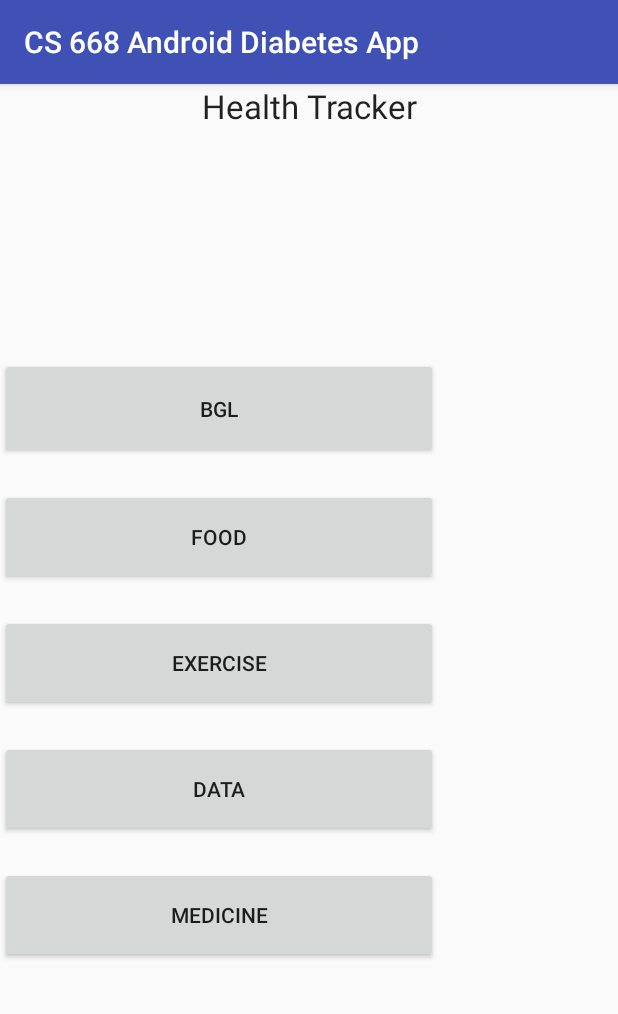
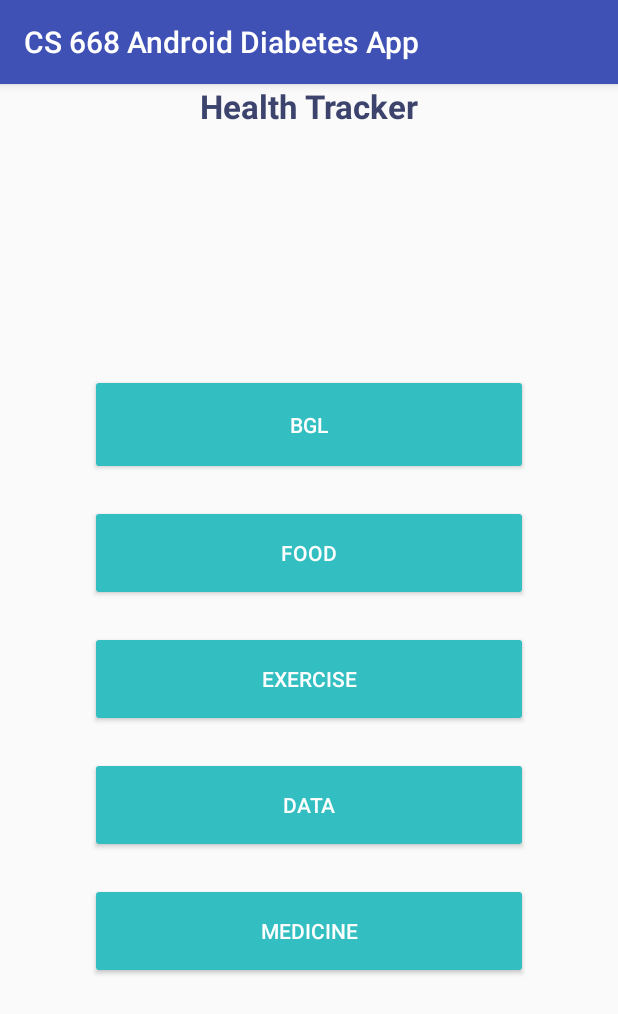
Before and after one commit to NJJeske/CS668AndroidDiabetesApp, an Android app: the screen it shows after launch (MainActivity), on a phone screen of 412 x 824 dp. Shown: the top 1014 px of the screen. Run offline under Robolectric (Android 15) with nearby library versions, the phone set to English and light mode, and no system bars.

Commit message:
applied color scheme to activity/content pages, will need to add BGL activity page soon

```diff
--- a/app/src/main/res/layout/content_home_page.xml
+++ b/app/src/main/res/layout/content_home_page.xml
@@ -9,54 +9,73 @@
     tools:showIn="@layout/activity_home_page">
 
     <Button
-        android:id="@+id/Food.Main"
-        android:layout_width="292dp"
-        android:layout_height="64dp"
-        android:layout_marginBottom="20dp"
-        android:text="Food"
-        app:layout_constraintBottom_toTopOf="@+id/Exercise.Main"
-        app:layout_constraintTop_toBottomOf="@+id/BGL.Main"
-        tools:layout_editor_absoluteX="46dp" />
-
-    <Button
-        android:id="@+id/Exercise.Main"
-        android:layout_width="292dp"
-        android:layout_height="64dp"
-        android:layout_marginBottom="20dp"
-        android:text="Exercise"
-        app:layout_constraintBottom_toTopOf="@+id/Data.Main"
-        app:layout_constraintTop_toBottomOf="@+id/Food.Main"
-        tools:layout_editor_absoluteX="46dp" />
-
-    <Button
-        android:id="@+id/Data.Main"
-        android:layout_width="292dp"
-        android:layout_height="64dp"
-        android:layout_marginBottom="20dp"
-        android:text="Data"
-        app:layout_constraintBottom_toTopOf="@+id/Medicine.Main"
-        app:layout_constraintTop_toBottomOf="@+id/Exercise.Main"
-        tools:layout_editor_absoluteX="46dp" />
-
-    <Button
-        android:id="@+id/Medicine.Main"
-        android:layout_width="292dp"
-        android:layout_height="64dp"
-        android:text="Medicine"
-        app:layout_constraintBottom_toBottomOf="parent"
-        app:layout_constraintTop_toBottomOf="@+id/Data.Main"
-        tools:layout_editor_absoluteX="46dp" />
-
-    <Button
         android:id="@+id/BGL.Main"
+        style="@style/Widget.AppCompat.Button.Colored"
         android:layout_width="292dp"
         android:layout_height="67dp"
         android:layout_marginBottom="20dp"
         android:text="BGL"
         app:layout_constraintBottom_toTopOf="@+id/Food.Main"
-        app:layout_constraintTop_toTopOf="parent"
-        app:layout_constraintVertical_chainStyle="packed"
-        tools:layout_editor_absoluteX="46dp" />
+        app:layout_constraintEnd_toEndOf="parent"
+        app:layout_constraintStart_toStartOf="parent"
+        app:layout_constraintTop_toBottomOf="@+id/Title.Main"
+        app:layout_constraintVertical_chainStyle="packed" />
+
+    <Button
+        android:id="@+id/Food.Main"
+        style="@style/Widget.AppCompat.Button.Colored"
+        android:layout_width="292dp"
+        android:layout_height="64dp"
+        android:layout_marginBottom="20dp"
+        android:layout_marginEnd="8dp"
+        android:layout_marginStart="8dp"
+        android:text="Food"
+        app:layout_constraintBottom_toTopOf="@+id/Exercise.Main"
+        app:layout_constraintEnd_toEndOf="parent"
+        app:layout_constraintStart_toStartOf="parent"
+        app:layout_constraintTop_toBottomOf="@+id/BGL.Main" />
+
+    <Button
+        android:id="@+id/Exercise.Main"
+        style="@style/Widget.AppCompat.Button.Colored"
+        android:layout_width="292dp"
+        android:layout_height="64dp"
+        android:layout_marginBottom="20dp"
+        android:layout_marginEnd="8dp"
+        android:layout_marginStart="8dp"
+        android:text="Exercise"
+        app:layout_constraintBottom_toTopOf="@+id/Data.Main"
+        app:layout_constraintEnd_toEndOf="parent"
+        app:layout_constraintStart_toStartOf="parent"
+        app:layout_constraintTop_toBottomOf="@+id/Food.Main" />
+
+    <Button
+        android:id="@+id/Data.Main"
+        style="@style/Widget.AppCompat.Button.Colored"
+        android:layout_width="292dp"
+        android:layout_height="64dp"
+        android:layout_marginBottom="20dp"
+        android:layout_marginEnd="8dp"
+        android:layout_marginStart="8dp"
+        android:text="Data"
+        app:layout_constraintBottom_toTopOf="@+id/Medicine.Main"
+        app:layout_constraintEnd_toEndOf="parent"
+        app:layout_constraintStart_toStartOf="parent"
+        app:layout_constraintTop_toBottomOf="@+id/Exercise.Main" />
+
+    <Button
+        android:id="@+id/Medicine.Main"
+        style="@style/Widget.AppCompat.Button.Colored"
+        android:layout_width="292dp"
+        android:layout_height="64dp"
+        android:layout_marginBottom="8dp"
+        android:layout_marginEnd="8dp"
+        android:layout_marginStart="8dp"
+        android:text="Medicine"
+        app:layout_constraintBottom_toBottomOf="parent"
+        app:layout_constraintEnd_toEndOf="parent"
+        app:layout_constraintStart_toStartOf="parent"
+        app:layout_constraintTop_toBottomOf="@+id/Data.Main" />
 
     <TextView
         android:id="@+id/Title.Main"
@@ -64,6 +83,8 @@
         android:layout_height="wrap_content"
         android:text="Health Tracker"
         android:textAppearance="@android:style/TextAppearance.Large"
+        android:textColor="@color/color_btnPrimaryDark"
+        android:textStyle="bold"
         app:layout_constraintEnd_toEndOf="parent"
         app:layout_constraintHorizontal_bias="0.5"
         app:layout_constraintStart_toStartOf="parent"
--- a/app/src/main/res/layout/content_meal.xml
+++ b/app/src/main/res/layout/content_meal.xml
@@ -52,6 +52,7 @@
         tools:layout_editor_absoluteY="81dp" />
 
     <Button
+        style="@style/Widget.AppCompat.Button.Colored"
         android:id="@+id/Meal.Submit"
         android:layout_width="wrap_content"
         android:layout_height="wrap_content"
@@ -99,7 +100,7 @@
         android:layout_height="38dp"
         android:ems="10"
         android:inputType="textPersonName"
-        android:text="Name"
+        android:hint="Name"
         tools:layout_editor_absoluteX="131dp"
         tools:layout_editor_absoluteY="81dp" />
 
--- a/app/src/main/res/values/colors.xml
+++ b/app/src/main/res/values/colors.xml
@@ -5,7 +5,7 @@
     <color name="colorAccent">#33BEC1</color>
     <color name="color_btnPrimary">#33BEC1</color>
     <color name="color_btnText">#ffffff</color>
-    <color name="color_btnPrimaryDark">#3C446D</color>
+    <color name="color_btnPrimaryDark">#3c446d</color>
     <color name="color_btnPrimaryLight">#91DDD5</color>
     <color name="color_btnGray">#6E758F</color>
     <color name="color_btnGreen">#4B9B44</color>
```
Also changed, not shown: app/src/main/res/layout/activity_diet.xml (+12 -8 lines), app/src/main/res/layout/activity_home_page.xml (+20 -8 lines), app/src/main/res/layout/activity_main.xml (deleted, +0 -18 lines), app/src/main/res/layout/activity_meal.xml (+12 -8 lines), app/src/main/res/layout/content_diet.xml (+10 -5 lines).
